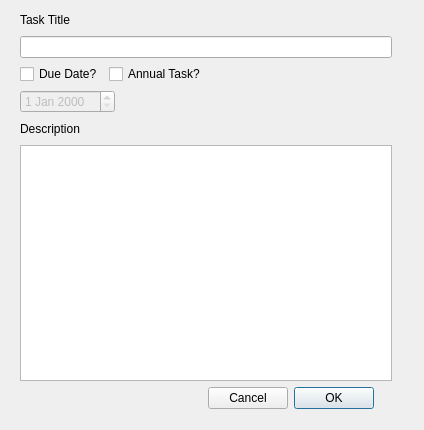
The window that src/view/AddTask.ui (RachelSugar/cooper) describes before a commit, drawn with Qt 5.
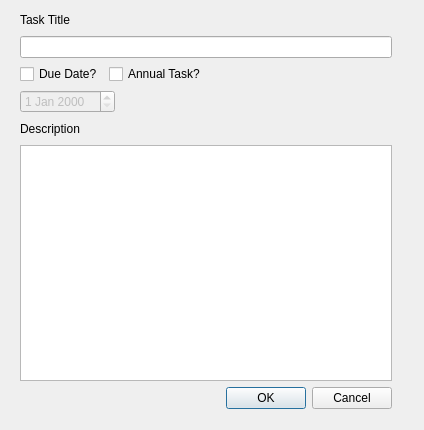
The same window after the commit.

The edit to the form file:
```diff
--- a/src/view/AddTask.ui
+++ b/src/view/AddTask.ui
@@ -171,7 +171,7 @@
       <item>
        <widget class="QDialogButtonBox" name="cancelOk" >
         <property name="layoutDirection" >
-         <enum>Qt::RightToLeft</enum>
+         <enum>Qt::LeftToRight</enum>
         </property>
         <property name="standardButtons" >
          <set>QDialogButtonBox::Cancel|QDialogButtonBox::Ok</set>
```
